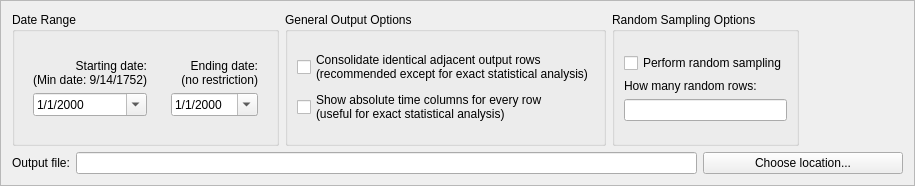
Old version of the form NewGeneUI/NewGene/Widgets/CreateOutput/GenerateOutput/optionsbox.ui in the repository daniel347x/newgene.
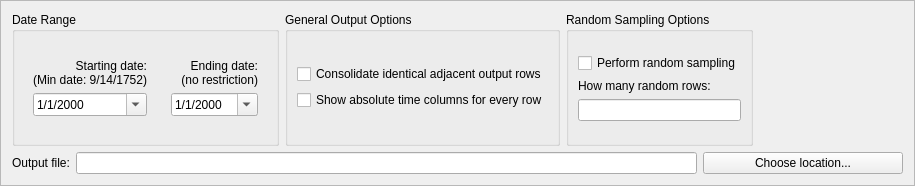
New version of the form. Custom widgets are drawn as their Qt base class.

Commit message: Prepare for optimizing NewGene to support breaking the run into multiple pieces - one per primary time unit - in order to dump memory after every time unit to avoid memory crash for relatively lengthy time spans (i.e., multiple days, months, years, etc.).

```diff
--- a/NewGeneUI/NewGene/Widgets/CreateOutput/GenerateOutput/optionsbox.ui
+++ b/NewGeneUI/NewGene/Widgets/CreateOutput/GenerateOutput/optionsbox.ui
@@ -225,16 +225,14 @@
         <item>
          <widget class="QCheckBox" name="mergeIdenticalRows">
           <property name="text">
-           <string>Consolidate identical adjacent output rows
-(recommended except for exact statistical analysis)</string>
+           <string>Consolidate identical adjacent output rows</string>
           </property>
          </widget>
         </item>
         <item>
          <widget class="QCheckBox" name="displayAbsoluteTimeColumns">
           <property name="text">
-           <string>Show absolute time columns for every row
-(useful for exact statistical analysis)</string>
+           <string>Show absolute time columns for every row</string>
           </property>
          </widget>
         </item>
```
The commit also changes 3 other files.
